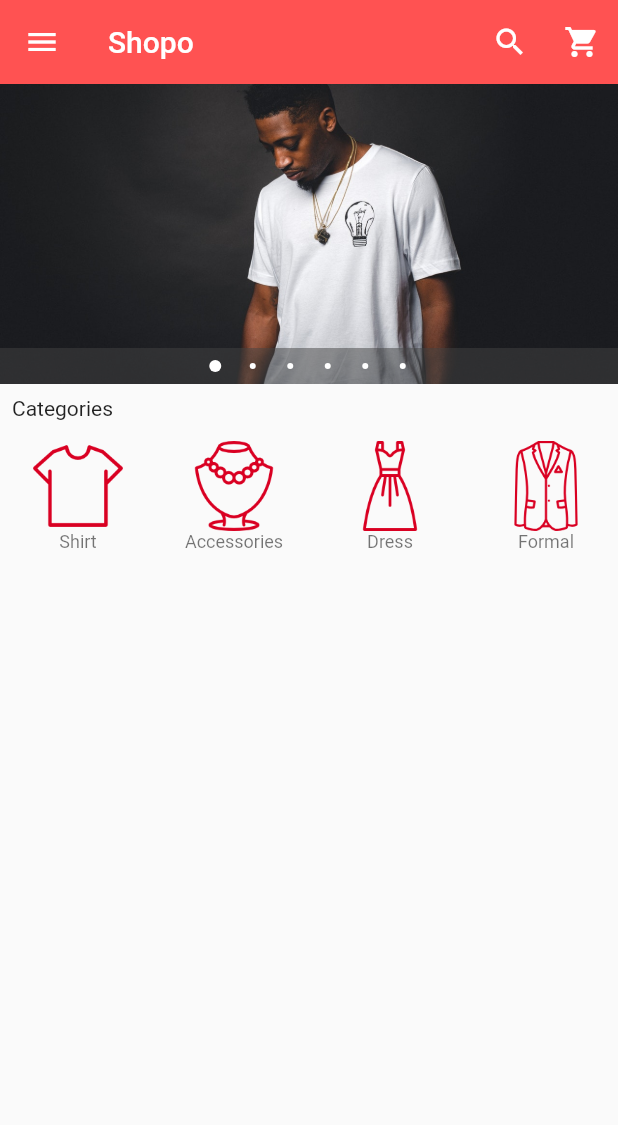
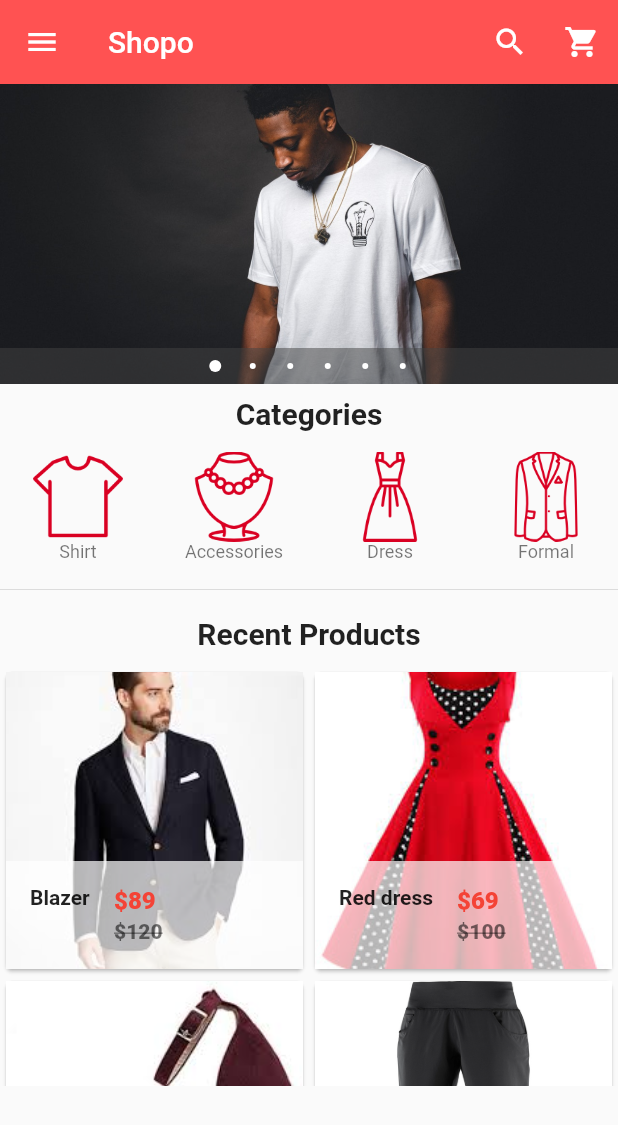
Before and after one commit to HoussamEzzin/shopo, a Flutter app: the screen it shows after launch, on a phone screen of 412 x 824 dp. Shown: the top 1125 px of the screen. Run offline on Flutter 3.47's test engine with Material 2 defaults, Android fonts, the phone set to English and light mode, and no system bars; drawn by our look-alikes of carousel_pro.

Commit message:
recent products

```diff
--- a/lib/components/horizontal_listview.dart
+++ b/lib/components/horizontal_listview.dart
@@ -5,7 +5,7 @@ class HorizontalList extends StatelessWidget {
   @override
   Widget build(BuildContext context) {
     return Container(
-      height: 80.0,
+      height: 90.0,
       child: ListView(
         scrollDirection: Axis.horizontal,
         children: [
--- /dev/null
+++ b/lib/components/products.dart
@@ -0,0 +1,120 @@
+import 'package:e_commerce_app/pages/productDetails.dart';
+import 'package:flutter/material.dart';
+
+class Products extends StatefulWidget {
+  const Products({Key? key}) : super(key: key);
+
+  @override
+  _ProductsState createState() => _ProductsState();
+}
+
+class _ProductsState extends State<Products> {
+  var productList = [
+    {
+      "name": "Blazer",
+      "picture": "assets/images/products/blazer1.jpeg",
+      "old_price": 120,
+      "price": 89,
+    },
+    {
+      "name": "Red dress",
+      "picture": "assets/images/products/dress1.jpeg",
+      "old_price": 100,
+      "price": 69,
+    },
+    {
+      "name": "Hills",
+      "picture": "assets/images/products/hills1.jpeg",
+      "old_price": 98,
+      "price": 59,
+    },
+    {
+      "name": "Pants",
+      "picture": "assets/images/products/pants1.jpg",
+      "old_price": 130,
+      "price": 99,
+    },
+    {
+      "name": "Shoe",
+      "picture": "assets/images/products/shoe1.jpg",
+      "old_price": 120,
+      "price": 89,
+    },
+    {
+      "name": "Skt",
+      "picture": "assets/images/products/skt1.jpeg",
+      "old_price": 99,
+      "price": 79,
+    },
+  ];
+
+  @override
+  Widget build(BuildContext context) {
+    return GridView.builder(
+        itemCount: productList.length,
+        gridDelegate:
+            SliverGridDelegateWithFixedCrossAxisCount(crossAxisCount: 2),
+        itemBuilder: (BuildContext context, int index) {
+          return SingleProduct(
+            productName: productList[index]['name'],
+            productPicture: productList[index]['picture'],
+            productOldPrice: productList[index]['old_price'],
+            productPrice: productList[index]['price'],
+          );
+        });
+  }
+}
+
+class SingleProduct extends StatelessWidget {
+  final productName;
+  final productPicture;
+  final productOldPrice;
+  final productPrice;
+
+  const SingleProduct(
+      {Key? key,
+      this.productName,
+      this.productPicture,
+      this.productOldPrice,
+      this.productPrice})
+      : super(key: key);
+
+  @override
+  Widget build(BuildContext context) {
+    return Card(
+      child: Hero(
+        tag: productName,
+        child: Material(
+          child: InkWell(
+            onTap: () => Navigator.of(context).push(
+                MaterialPageRoute(builder: (context) => ProductDetails())),
+            child: GridTile(
+              footer: Container(
+                color: Colors.white70,
+                child: ListTile(
+                  leading: Text(
+                    productName,
+                    style: TextStyle(fontWeight: FontWeight.bold),
+                  ),
+                  title: Text(
+                    "\$$productPrice",
+                    style: TextStyle(
+                        color: Colors.red, fontWeight: FontWeight.w800),
+                  ),
+                  subtitle: Text(
+                    '\$$productOldPrice',
+                    style: TextStyle(
+                        color: Colors.black54,
+                        fontWeight: FontWeight.w800,
+                        decoration: TextDecoration.lineThrough),
+                  ),
+                ),
+              ),
+              child: Image.asset(productPicture, fit: BoxFit.cover),
+            ),
+          ),
+        ),
+      ),
+    );
+  }
+}
--- a/lib/home.dart
+++ b/lib/home.dart
@@ -1,6 +1,7 @@
 import 'package:flutter/material.dart';
 import 'package:carousel_pro/carousel_pro.dart';
 import 'package:e_commerce_app/components/horizontal_listview.dart';
+import 'package:e_commerce_app/components/products.dart';
 
 class HomePage extends StatefulWidget {
   const HomePage({Key? key}) : super(key: key);
@@ -107,10 +108,30 @@ class _HomePageState extends State<HomePage> {
             imageCarousel,
             Padding(
               padding: const EdgeInsets.all(8.0),
-              child: Text('Categories'),
+              child: Center(
+                child: Text(
+                  'Categories',
+                  style: TextStyle(fontSize: 20.0, fontWeight: FontWeight.bold),
+                ),
+              ),
             ),
             //Horizontal list view :
-            HorizontalList()
+            HorizontalList(),
+            Divider(),
+            Padding(
+              padding: const EdgeInsets.all(10.0),
+              child: Center(
+                child: Text(
+                  'Recent Products',
+                  style: TextStyle(fontSize: 20.0, fontWeight: FontWeight.bold),
+                ),
+              ),
+            ),
+
+            Container(
+              height: 280.0,
+              child: Products(),
+            ),
           ],
         ));
   }
--- /dev/null
+++ b/lib/pages/productDetails.dart
@@ -0,0 +1,17 @@
+import 'package:flutter/material.dart';
+
+class ProductDetails extends StatefulWidget {
+  const ProductDetails({Key? key}) : super(key: key);
+
+  @override
+  _ProductDetailsState createState() => _ProductDetailsState();
+}
+
+class _ProductDetailsState extends State<ProductDetails> {
+  @override
+  Widget build(BuildContext context) {
+    return Container(
+      child: Text('just testing'),
+    );
+  }
+}
--- a/pubspec.yaml
+++ b/pubspec.yaml
@@ -47,6 +47,7 @@ flutter:
   assets:
     - assets/images/
     - assets/images/cats/
+    - assets/images/products/
 
   # To add assets to your application, add an assets section, like this:
   # assets:
```
